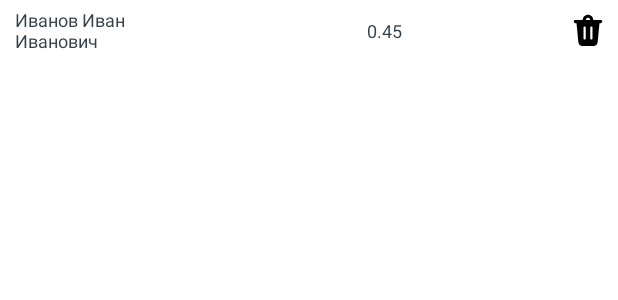
After one commit to stnbv/InGlass, an Android app: the layout item_helper.xml on its own in the app's theme, with its tools: preview values and no code run, on a phone screen of 412 x 824 dp. The commit adds this screen. Shown: the top 300 px of the screen. Run offline under Robolectric (Android 15) with nearby library versions, the phone set to English and light mode, and no system bars.

Commit message:
работа над экраном помощников

```diff
--- a/app/src/main/kotlin/com/inglass/android/presentation/main/desktop/DesktopVM.kt
+++ b/app/src/main/kotlin/com/inglass/android/presentation/main/desktop/DesktopVM.kt
@@ -1,8 +1,6 @@
 package com.inglass.android.presentation.main.desktop
 
 import app.inglass.tasker.data.db.AppDatabase
-import com.inglass.android.presentation.main.scan2.ScannedItemData
-import com.inglass.android.presentation.main.scan2.ScannedItemVM
 import com.inglass.android.utils.base.BaseViewModel
 import com.inglass.android.utils.navigation.DIALOGS
 import dagger.hilt.android.lifecycle.HiltViewModel
--- a/app/src/main/kotlin/com/inglass/android/presentation/main/desktop/ScannedItemVM.kt
+++ b/app/src/main/kotlin/com/inglass/android/presentation/main/desktop/ScannedItemVM.kt
@@ -1,4 +1,4 @@
-package com.inglass.android.presentation.main.scan2
+package com.inglass.android.presentation.main.desktop
 
 import com.inglass.android.R
 import com.inglass.android.databinding.ItemScannedBinding
--- a/app/src/main/kotlin/com/inglass/android/utils/navigation/SCREENS.kt
+++ b/app/src/main/kotlin/com/inglass/android/utils/navigation/SCREENS.kt
@@ -21,5 +21,7 @@ enum class SCREENS(
 
     SCANNER(R.id.navigation_scanner, false),
 
+    //Helpers
+    HELPERS(R.id.navigation_helpers, false)
 
 }
--- /dev/null
+++ b/app/src/main/res/drawable/ic_delete.xml
@@ -0,0 +1,9 @@
+<vector xmlns:android="http://schemas.android.com/apk/res/android"
+    android:width="20dp"
+    android:height="21dp"
+    android:viewportWidth="20"
+    android:viewportHeight="21">
+    <path
+        android:fillColor="@android:color/black"
+        android:pathData="M19.5,5C19.5,5.5128 19.114,5.9355 18.6166,5.9933L18.5,6H17.6553L16.4239,18.5192C16.2854,19.9269 15.1016,21 13.6871,21H6.3129C4.8984,21 3.7146,19.9269 3.5761,18.5192L2.3447,6H1.5C0.9477,6 0.5,5.5523 0.5,5C0.5,4.4477 0.9477,4 1.5,4H6.5C6.5,2.067 8.067,0.5 10,0.5C11.933,0.5 13.5,2.067 13.5,4H18.5C19.0523,4 19.5,4.4477 19.5,5ZM12.25,8.25C11.8703,8.25 11.5565,8.5322 11.5068,8.8982L11.5,9V16L11.5068,16.1018C11.5565,16.4678 11.8703,16.75 12.25,16.75C12.6297,16.75 12.9435,16.4678 12.9932,16.1018L13,16V9L12.9932,8.8982C12.9435,8.5322 12.6297,8.25 12.25,8.25ZM7.75,8.25C7.3703,8.25 7.0565,8.5322 7.0068,8.8982L7,9V16L7.0068,16.1018C7.0565,16.4678 7.3703,16.75 7.75,16.75C8.1297,16.75 8.4435,16.4678 8.4931,16.1018L8.5,16V9L8.4931,8.8982C8.4435,8.5322 8.1297,8.25 7.75,8.25ZM10,2.5C9.1716,2.5 8.5,3.1716 8.5,4H11.5C11.5,3.1716 10.8284,2.5 10,2.5Z" />
+</vector>
--- /dev/null
+++ b/app/src/main/res/layout/item_helper.xml
@@ -0,0 +1,58 @@
+<?xml version="1.0" encoding="utf-8"?>
+<layout xmlns:android="http://schemas.android.com/apk/res/android"
+    xmlns:app="http://schemas.android.com/apk/res-auto"
+    xmlns:tools="http://schemas.android.com/tools">
+
+    <data class="ItemHelperBinding">
+
+        <variable
+            name="vm"
+            type="com.inglass.android.presentation.helpers.HelperItemVM" />
+    </data>
+
+    <androidx.constraintlayout.widget.ConstraintLayout
+        android:id="@+id/itemLayout"
+        android:layout_width="match_parent"
+        android:layout_height="40dp"
+        android:paddingHorizontal="10dp"
+        app:cardCornerRadius="8dp"
+        tools:ignore="SpUsage">
+
+        <TextView
+            android:id="@+id/fullNameTextView"
+            android:layout_width="120dp"
+            android:layout_height="wrap_content"
+            android:text="@={vm.fullName}"
+            android:textAlignment="textStart"
+            android:textColor="@color/main_black"
+            android:textSize="12dp"
+            app:layout_constraintBottom_toBottomOf="parent"
+            app:layout_constraintStart_toStartOf="parent"
+            app:layout_constraintTop_toTopOf="parent"
+            tools:text="Иванов Иван Иванович" />
+
+        <TextView
+            android:id="@+id/participationTextView"
+            android:layout_width="wrap_content"
+            android:layout_height="wrap_content"
+            android:lineSpacingExtra="2sp"
+            android:text="@={vm.participation}"
+            android:textColor="@color/main_black"
+            android:textSize="12dp"
+            app:layout_constraintStart_toEndOf="@+id/fullNameTextView"
+            app:layout_constraintTop_toTopOf="parent"
+            app:layout_constraintBottom_toBottomOf="parent"
+            app:layout_constraintEnd_toStartOf="@+id/deleteImageView"
+            tools:text="0.45" />
+
+        <ImageView
+            android:id="@+id/deleteImageView"
+            android:layout_width="wrap_content"
+            android:layout_height="wrap_content"
+            app:layout_constraintTop_toTopOf="parent"
+            app:layout_constraintBottom_toBottomOf="parent"
+            app:layout_constraintEnd_toEndOf="parent"
+            android:src="@drawable/ic_delete"/>
+
+    </androidx.constraintlayout.widget.ConstraintLayout>
+</layout>
--- a/app/src/main/res/layout/item_scanned.xml
+++ b/app/src/main/res/layout/item_scanned.xml
@@ -7,7 +7,7 @@
 
         <variable
             name="vm"
-            type="com.inglass.android.presentation.main.scan2.ScannedItemVM" />
+            type="com.inglass.android.presentation.main.desktop.ScannedItemVM" />
     </data>
 
     <androidx.cardview.widget.CardView
```
Also changed, not shown: app/src/main/kotlin/com/inglass/android/AppActivity.kt (+1 -6 lines), app/src/main/kotlin/com/inglass/android/presentation/helpers/HelperItemVM.kt (added, +17 -0 lines), app/src/main/kotlin/com/inglass/android/presentation/helpers/HelpersFragment.kt (added, +21 -0 lines), app/src/main/kotlin/com/inglass/android/presentation/helpers/HelpersHeaderItemVM.kt (added, +7 -0 lines), app/src/main/kotlin/com/inglass/android/presentation/helpers/HelpersVM.kt (added, +37 -0 lines), app/src/main/res/layout/fragment_helpers.xml (added, +50 -0 lines), app/src/main/res/layout/item_helpers_header.xml (added, +51 -0 lines), app/src/main/res/navigation/nav_graph.xml (+12 -7 lines), app/src/main/res/values/strings.xml (+9 -32 lines).
